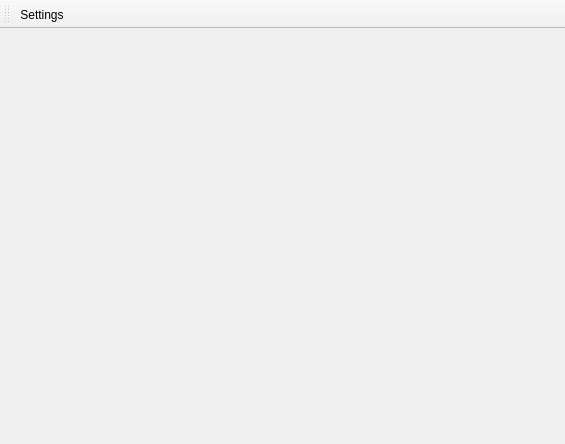
This is src/gui/emoglerwindow.ui in MiroslavR/Emogler as Qt 5 draws it before an edit. The edited form follows.
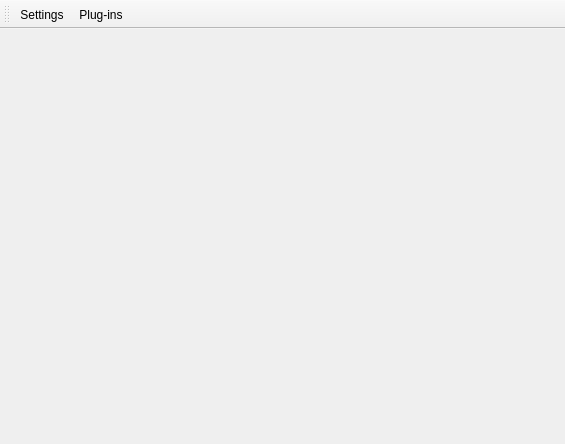
This is the edited form. Icons and pictures are not drawn.

Commit message: Plugins: load/unload, separate dialog

The edit to the form file:
```diff
--- a/src/gui/emoglerwindow.ui
+++ b/src/gui/emoglerwindow.ui
@@ -25,6 +25,7 @@
     <bool>false</bool>
    </attribute>
    <addaction name="actionSettings"/>
+   <addaction name="actionPlugins"/>
   </widget>
   <action name="actionSettings">
    <property name="icon">
@@ -38,6 +39,15 @@
     <string>Ctrl+T</string>
    </property>
   </action>
+  <action name="actionPlugins">
+   <property name="icon">
+    <iconset resource="../../icons.qrc">
+     <normaloff>:/data/gui/plugin.png</normaloff>:/data/gui/plugin.png</iconset>
+   </property>
+   <property name="text">
+    <string>&amp;Plug-ins</string>
+   </property>
+  </action>
  </widget>
  <layoutdefault spacing="6" margin="11"/>
  <resources>
```
The commit also changes 29 other files.
